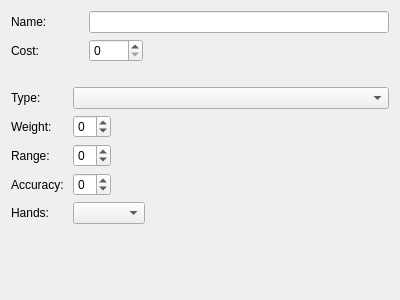
Old version of the form Data/EditorFiles/Editors/ui/WeaponEditor.ui in the repository griusfux/conceptrpg2.
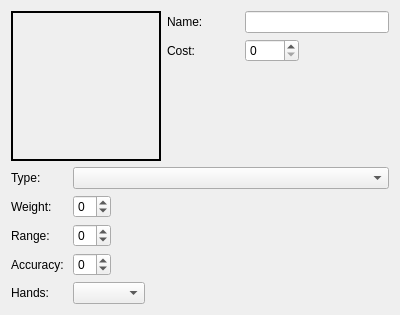
New version of the form.

Commit message: Updating the Weapon editor to include the weapon's image.

```diff
--- a/Data/EditorFiles/Editors/ui/WeaponEditor.ui
+++ b/Data/EditorFiles/Editors/ui/WeaponEditor.ui
@@ -15,6 +15,36 @@
   </property>
   <layout class="QVBoxLayout" name="verticalLayout">
    <item>
+    <layout class="QFormLayout" name="formLayout">
+     <item row="0" column="0">
+      <widget class="QLabel" name="weapon_image">
+       <property name="minimumSize">
+        <size>
+         <width>150</width>
+         <height>150</height>
+        </size>
+       </property>
+       <property name="maximumSize">
+        <size>
+         <width>150</width>
+         <height>150</height>
+        </size>
+       </property>
+       <property name="frameShape">
+        <enum>QFrame::Box</enum>
+       </property>
+       <property name="lineWidth">
+        <number>2</number>
+       </property>
+       <property name="text">
+        <string/>
+       </property>
+       <property name="scaledContents">
+        <bool>true</bool>
+       </property>
+      </widget>
+     </item>
+     <item row="0" column="1">
     <layout class="QGridLayout" name="gridLayout">
      <item row="0" column="0">
       <widget class="QLabel" name="label">
@@ -57,9 +87,7 @@
        </item>
       </layout>
      </item>
-    </layout>
-   </item>
-   <item>
+       <item row="2" column="0">
     <spacer name="verticalSpacer_2">
      <property name="orientation">
       <enum>Qt::Vertical</enum>
@@ -72,6 +100,36 @@
      </property>
     </spacer>
    </item>
+      </layout>
+     </item>
+    </layout>
+   </item>
+   <item>
+    <spacer name="verticalSpacer_3">
+     <property name="orientation">
+      <enum>Qt::Vertical</enum>
+     </property>
+     <property name="sizeHint" stdset="0">
+      <size>
+       <width>20</width>
+       <height>40</height>
+      </size>
+     </property>
+    </spacer>
+   </item>
+   <item>
+    <spacer name="verticalSpacer">
+     <property name="orientation">
+      <enum>Qt::Vertical</enum>
+     </property>
+     <property name="sizeHint" stdset="0">
+      <size>
+       <width>20</width>
+       <height>85</height>
+      </size>
+     </property>
+    </spacer>
+   </item>
    <item>
     <layout class="QGridLayout" name="gridLayout_2">
      <item row="0" column="0">
@@ -219,19 +277,6 @@
      </item>
     </layout>
    </item>
-   <item>
-    <spacer name="verticalSpacer">
-     <property name="orientation">
-      <enum>Qt::Vertical</enum>
-     </property>
-     <property name="sizeHint" stdset="0">
-      <size>
-       <width>20</width>
-       <height>85</height>
-      </size>
-     </property>
-    </spacer>
-   </item>
   </layout>
  </widget>
  <tabstops>
```
Lines whose indentation alone changed are shown as unchanged. The commit also changes 2 other files.
